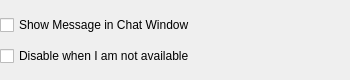
Qt form src/psykopreferences.ui (xdarklight/psyko) before a commit.
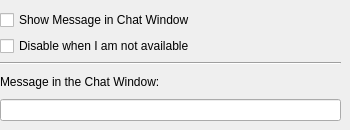
The same form after that commit. Custom widgets are drawn as their Qt base class.

Commit message: make the message which is shown in the chat window configurable

```diff
--- a/src/psykopreferences.ui
+++ b/src/psykopreferences.ui
@@ -7,13 +7,13 @@
     <x>0</x>
     <y>0</y>
     <width>350</width>
-    <height>80</height>
+    <height>130</height>
    </rect>
   </property>
   <property name="minimumSize">
    <size>
     <width>350</width>
-    <height>80</height>
+    <height>130</height>
    </size>
   </property>
   <property name="windowTitle">
@@ -24,8 +24,8 @@
     <rect>
      <x>0</x>
      <y>10</y>
-     <width>331</width>
-     <height>61</height>
+     <width>341</width>
+     <height>111</height>
     </rect>
    </property>
    <layout class="QVBoxLayout" name="verticalLayout">
@@ -43,9 +43,37 @@
       </property>
      </widget>
     </item>
+    <item>
+     <widget class="Line" name="line">
+      <property name="orientation">
+       <enum>Qt::Horizontal</enum>
+      </property>
+     </widget>
+    </item>
+    <item>
+     <widget class="QLabel" name="label_ChatWindowMessage">
+      <property name="text">
+       <string>Message in the Chat Window:</string>
+      </property>
+     </widget>
+    </item>
+    <item>
+     <widget class="KLineEdit" name="kcfg_ChatWindowMessage">
+      <property name="text">
+       <string/>
+      </property>
+     </widget>
+    </item>
    </layout>
   </widget>
  </widget>
+ <customwidgets>
+  <customwidget>
+   <class>KLineEdit</class>
+   <extends>QLineEdit</extends>
+   <header>klineedit.h</header>
+  </customwidget>
+ </customwidgets>
  <resources/>
  <connections/>
 </ui>
```
Left out of the diff: 35 changed lines with no effect on the pictures. The commit also changes 3 other files.
